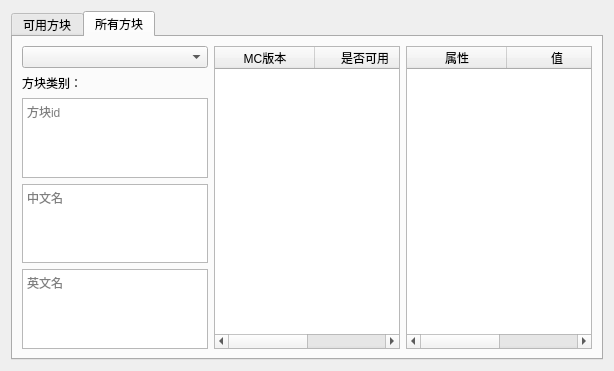
The window that VisualCraft/BlockBrowser.ui (SlopeCraft/SlopeCraft) describes before a commit, drawn with Qt 5.
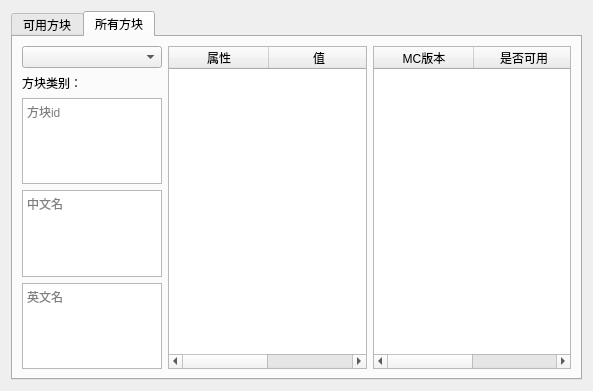
The same window after the commit. The open tabs and pages were chosen to show the change.

Commit message: display block id

```diff
--- a/VisualCraft/BlockBrowser.ui
+++ b/VisualCraft/BlockBrowser.ui
@@ -6,8 +6,8 @@
    <rect>
     <x>0</x>
     <y>0</y>
-    <width>614</width>
-    <height>371</height>
+    <width>593</width>
+    <height>391</height>
    </rect>
   </property>
   <property name="windowTitle">
@@ -105,28 +105,7 @@
       <attribute name="title">
        <string>所有方块</string>
       </attribute>
-      <layout class="QGridLayout" name="gridLayout_3">
-       <item row="0" column="1" rowspan="5">
-        <widget class="QTableWidget" name="tw_version">
-         <column>
-          <property name="text">
-           <string>MC版本</string>
-          </property>
-         </column>
-         <column>
-          <property name="text">
-           <string>是否可用</string>
-          </property>
-         </column>
-        </widget>
-       </item>
-       <item row="4" column="0">
-        <widget class="QTextBrowser" name="tb_block_name_EN_all">
-         <property name="placeholderText">
-          <string>英文名</string>
-         </property>
-        </widget>
-       </item>
+      <layout class="QGridLayout" name="gridLayout_3" columnstretch="0,0,0,0">
        <item row="0" column="2" rowspan="5">
         <widget class="QTableWidget" name="tw_attribute">
          <column>
@@ -141,34 +120,55 @@
          </column>
         </widget>
        </item>
-       <item row="2" column="0">
-        <widget class="QTextBrowser" name="tb_blockid_all">
-         <property name="placeholderText">
-          <string>方块id</string>
-         </property>
+       <item row="0" column="3" rowspan="5">
+        <widget class="QTableWidget" name="tw_version">
+         <column>
+          <property name="text">
+           <string>MC版本</string>
+          </property>
+         </column>
+         <column>
+          <property name="text">
+           <string>是否可用</string>
+          </property>
+         </column>
         </widget>
        </item>
-       <item row="0" column="0">
+       <item row="0" column="0" colspan="2">
         <widget class="QComboBox" name="combobox_select_blk_all">
          <property name="placeholderText">
           <string>选择方块</string>
          </property>
         </widget>
        </item>
-       <item row="3" column="0">
-        <widget class="QTextBrowser" name="tb_block_name_ZH_all">
+       <item row="2" column="0" colspan="2">
+        <widget class="QTextBrowser" name="tb_blockid_all">
          <property name="placeholderText">
-          <string>中文名</string>
+          <string>方块id</string>
          </property>
         </widget>
        </item>
-       <item row="1" column="0">
+       <item row="1" column="0" colspan="2">
         <widget class="QLabel" name="label_show_block_class">
          <property name="text">
           <string>方块类别：</string>
          </property>
         </widget>
        </item>
+       <item row="3" column="0" colspan="2">
+        <widget class="QTextBrowser" name="tb_block_name_ZH_all">
+         <property name="placeholderText">
+          <string>中文名</string>
+         </property>
+        </widget>
+       </item>
+       <item row="4" column="0" colspan="2">
+        <widget class="QTextBrowser" name="tb_block_name_EN_all">
+         <property name="placeholderText">
+          <string>英文名</string>
+         </property>
+        </widget>
+       </item>
       </layout>
      </widget>
     </widget>
```
Left out of the diff: 57 changed lines with no effect on the pictures. The commit also changes 6 other files.
